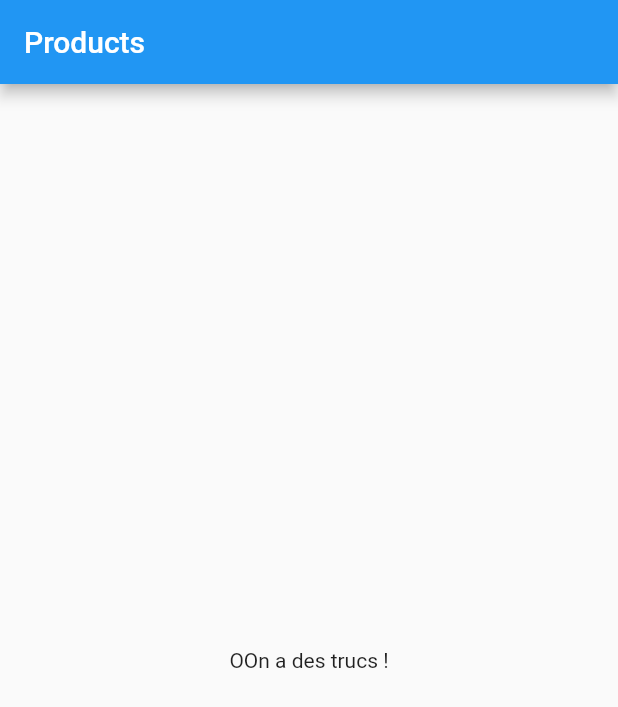
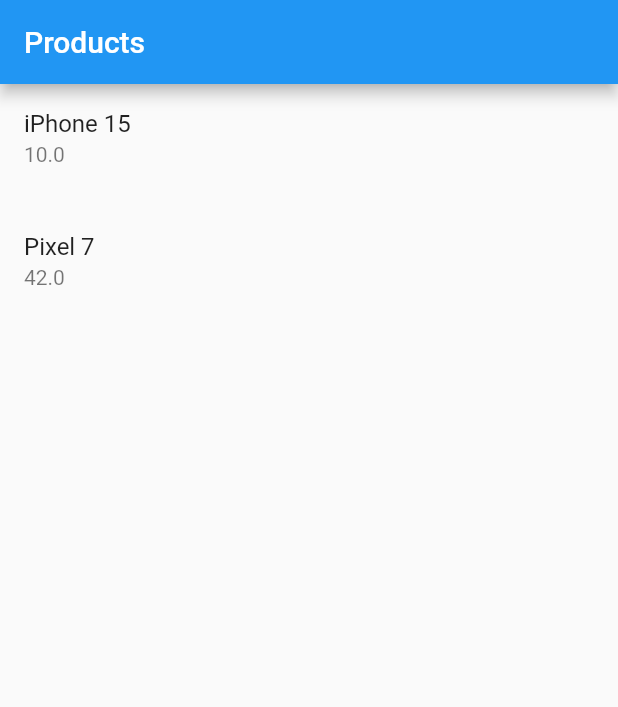
Before and after one commit to ThomasEcalle/al2_bloc, a Flutter app: the screen it shows after launch, on a phone screen of 412 x 824 dp. Shown: the top 707 px of the screen. Run offline on Flutter 3.47's test engine with Material 2 defaults, Android fonts, the phone set to English and light mode, and no system bars; our stand-ins replace bloc, flutter_bloc.

Commit message:
WIP: Still working

```diff
--- a/lib/products/products_bloc/products_bloc.dart
+++ b/lib/products/products_bloc/products_bloc.dart
@@ -12,9 +12,12 @@ class ProductsBloc extends Bloc<ProductsEvent, ProductsState> {
   }
 
   void _onGetAllProducts(GetAllProducts event, Emitter<ProductsState> emit) async {
-    print('Coucou, on fait l\'appel réseau');
-    await Future.delayed(Duration(seconds: 2));
+    emit(ProductsState(status: ProductsStatus.loading));
+
+    await Future.delayed(const Duration(seconds: 2));
+
     final newState = ProductsState(
+      status: ProductsStatus.success,
       products: [
         Product(name: 'iPhone 15', price: 10),
         Product(name: 'Pixel 7', price: 42),
--- a/lib/products/products_bloc/products_state.dart
+++ b/lib/products/products_bloc/products_state.dart
@@ -1,9 +1,18 @@
 part of 'products_bloc.dart';
 
+enum ProductsStatus {
+  initial,
+  loading,
+  success,
+  error,
+}
+
 class ProductsState {
+  final ProductsStatus status;
   final List<Product> products;
 
   ProductsState({
+    this.status = ProductsStatus.initial,
     this.products = const [],
   });
 }
--- a/lib/products/products_screen.dart
+++ b/lib/products/products_screen.dart
@@ -25,17 +25,31 @@ class _ProductsScreenState extends State<ProductsScreen> {
       ),
       body: BlocBuilder<ProductsBloc, ProductsState>(
         builder: (context, state) {
-          final products = state.products;
-
-          if (products.isEmpty) {
-            return Center(
-              child: Text('Oups, c\'est vide !'),
-            );
+          switch (state.status) {
+            case ProductsStatus.initial:
+              return const SizedBox();
+            case ProductsStatus.loading:
+              return const Center(
+                child: CircularProgressIndicator(),
+              );
+            case ProductsStatus.error:
+              return const Center(
+                child: Text('Oups, une erreur est survenue.'),
+              );
+            case ProductsStatus.success:
+              final products = state.products;
+              return ListView.separated(
+                itemCount: products.length,
+                separatorBuilder: (context, _) => const SizedBox(height: 10),
+                itemBuilder: (context, index) {
+                  final product = products[index];
+                  return ListTile(
+                    title: Text(product.name ?? ''),
+                    subtitle: Text('${product.price}'),
+                  );
+                },
+              );
           }
-
-          return Center(
-            child: Text('OOn a des trucs !'),
-          );
         },
       ),
     );
```
